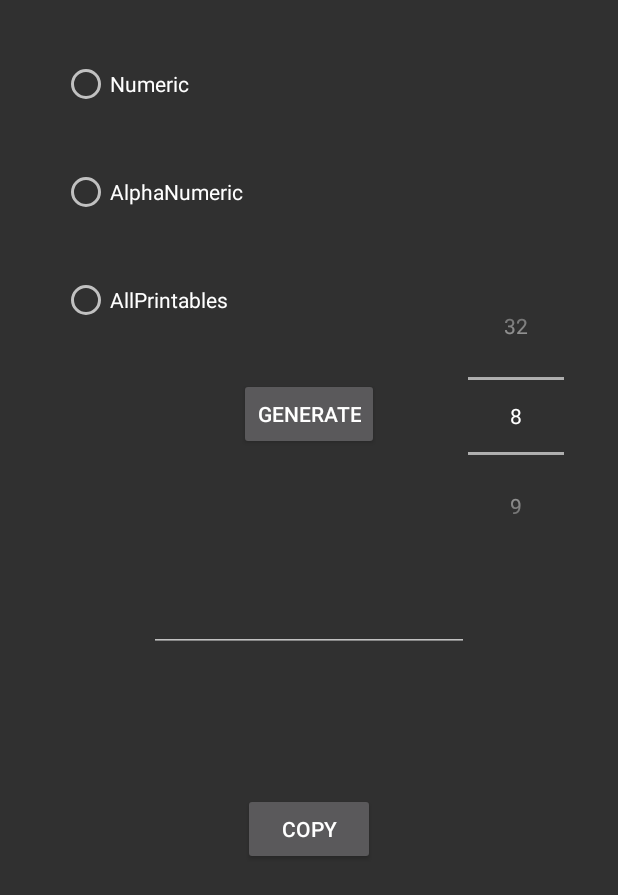
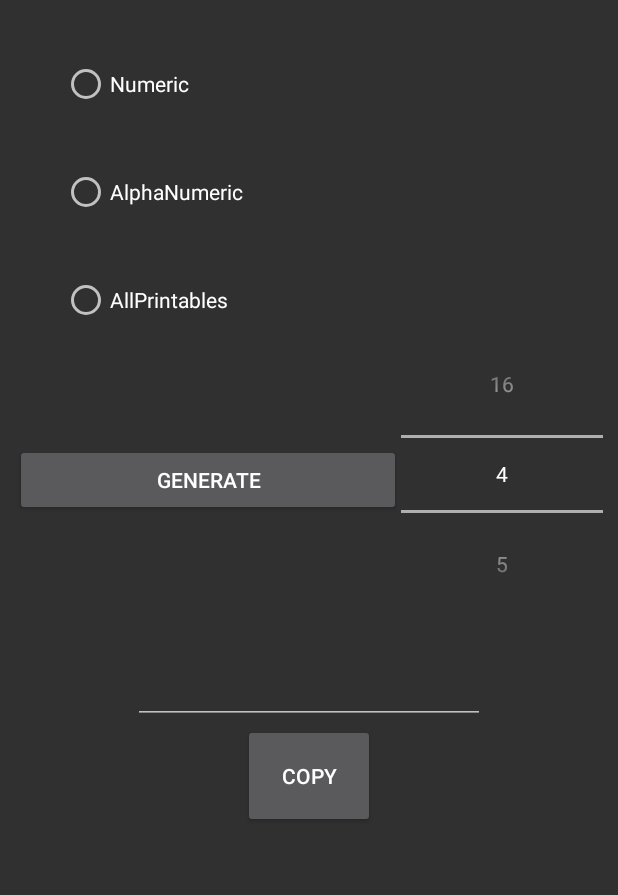
Before and after one commit to pinguXpingu/android_passwordgenerator, an Android app: the screen it shows after launch (MainActivity), on a phone screen of 412 x 824 dp. Shown: the top 895 px of the screen. Run offline under Robolectric (Android 15) with nearby library versions, the phone set to English and light mode, and no system bars.

Commit message:
first release

```diff
--- a/app/src/main/java/com/pinguX/passwordgenerator/MainActivity.java
+++ b/app/src/main/java/com/pinguX/passwordgenerator/MainActivity.java
@@ -28,8 +28,8 @@ public class MainActivity extends AppCompatActivity {
         final NumberPicker picker = findViewById(R.id.numPick);
         final RadioGroup selected=findViewById(R.id.radioGroup);
 
-        picker.setMinValue(8);
-        picker.setMaxValue(32);
+        picker.setMinValue(4);
+        picker.setMaxValue(16);
 
         genButton.setOnClickListener(new View.OnClickListener() {
             @Override
@@ -37,10 +37,11 @@ public class MainActivity extends AppCompatActivity {
                 int selectedId=selected.getCheckedRadioButtonId();
                 RadioButton r=(RadioButton)findViewById(selectedId);
 
-                String s=(String)r.getText();
-                int i=(Integer)picker.getValue();
-
-                txt.setText(generatePassword(s,i));
+                if(selectedId!=-1){
+                    String s=(String)r.getText();
+                    int i=(Integer)picker.getValue();
+                    txt.setText(generatePassword(s,i));
+                }
             }
         });
 
@@ -79,7 +80,7 @@ public class MainActivity extends AppCompatActivity {
         }
         char[] all=ary.toString().toCharArray();
 
-        for (int j = 0; j < i; j++) {
+        for (int j = 0; j < i-1; j++) {
             passwd.append(all[rnd.nextInt(all.length)]);
         }
         passwd.insert(rnd.nextInt(passwd.length()), all[rnd.nextInt(all.length)]);
--- a/app/src/main/res/layout/activity_main.xml
+++ b/app/src/main/res/layout/activity_main.xml
@@ -1,18 +1,19 @@
 <?xml version="1.0" encoding="utf-8"?>
-<androidx.constraintlayout.widget.ConstraintLayout xmlns:android="http://schemas.android.com/apk/res/android"
+<LinearLayout xmlns:android="http://schemas.android.com/apk/res/android"
     xmlns:app="http://schemas.android.com/apk/res-auto"
     xmlns:tools="http://schemas.android.com/tools"
     android:layout_width="match_parent"
     android:layout_height="match_parent"
-    tools:context=".MainActivity">
+    android:orientation="vertical"
+    tools:context=".MainActivity"
+    android:layout_weight="1">
 
     <RadioGroup
         android:id="@+id/radioGroup"
         android:layout_width="409dp"
         android:layout_height="wrap_content"
         android:layout_marginStart="1dp"
-        app:layout_constraintStart_toStartOf="parent"
-        app:layout_constraintTop_toTopOf="parent">
+        android:layout_weight="0">
 
         <RadioButton
             android:id="@+id/radioButton1"
@@ -41,54 +42,54 @@
             android:layout_marginStart="40dp"
             android:layout_marginTop="40dp"
             android:text="AllPrintables"
-            app:layout_constraintEnd_toEndOf="parent"
-            tools:layout_editor_absoluteY="137dp" />
+            app:layout_constraintEnd_toEndOf="parent" />
     </RadioGroup>
+
+
+    <LinearLayout
+        android:layout_width="match_parent"
+        android:layout_height="wrap_content"
+        android:orientation="horizontal"
+        android:layout_margin="10dp">
 
         <Button
             android:id="@+id/button"
             android:layout_width="wrap_content"
             android:layout_height="wrap_content"
-        android:layout_marginTop="252dp"
-        android:text="Generate"
-        app:layout_constraintEnd_toEndOf="parent"
-        app:layout_constraintHorizontal_bias="0.5"
-        app:layout_constraintStart_toStartOf="parent"
-        app:layout_constraintTop_toTopOf="parent" />
-
+            android:layout_weight="0.7"
+            android:layout_marginTop="70dp"
+            android:text="Generate" />
 
         <NumberPicker
             android:id="@+id/numPick"
             android:layout_width="wrap_content"
             android:layout_height="wrap_content"
-        android:layout_marginTop="187dp"
-        android:layout_marginEnd="36dp"
-        app:layout_constraintEnd_toEndOf="parent"
-        app:layout_constraintTop_toTopOf="parent" />
+            android:layout_weight="0.3"/>
+
+    </LinearLayout>
 
     <EditText
         android:id="@+id/editText"
         android:layout_width="wrap_content"
         android:layout_height="wrap_content"
-        android:ems="10"
+        android:ems="11"
         android:inputType="text"
         android:text=""
-        app:layout_constraintBottom_toBottomOf="parent"
-        app:layout_constraintEnd_toEndOf="parent"
-        app:layout_constraintHorizontal_bias="0.5"
-        app:layout_constraintStart_toStartOf="parent"
-        app:layout_constraintTop_toTopOf="parent" />
+        android:layout_weight="0.02"
+        android:layout_gravity="center"/>
 
     <Button
         android:id="@+id/button2"
         android:layout_width="wrap_content"
         android:layout_height="wrap_content"
-        android:layout_marginBottom="247dp"
         android:text="Copy"
-        app:layout_constraintBottom_toBottomOf="parent"
-        app:layout_constraintEnd_toEndOf="parent"
-        app:layout_constraintHorizontal_bias="0.5"
-        app:layout_constraintStart_toStartOf="parent" />
+        android:layout_weight="0.02"
+        android:layout_gravity="center"/>
+
+    <Space
+        android:layout_width="match_parent"
+        android:layout_height="wrap_content"
+        android:layout_weight="0.25" />
 
 
-</androidx.constraintlayout.widget.ConstraintLayout>
+</LinearLayout>
```
Also changed, not shown: 2 other files. Lines whose indentation alone changed are shown as unchanged.
